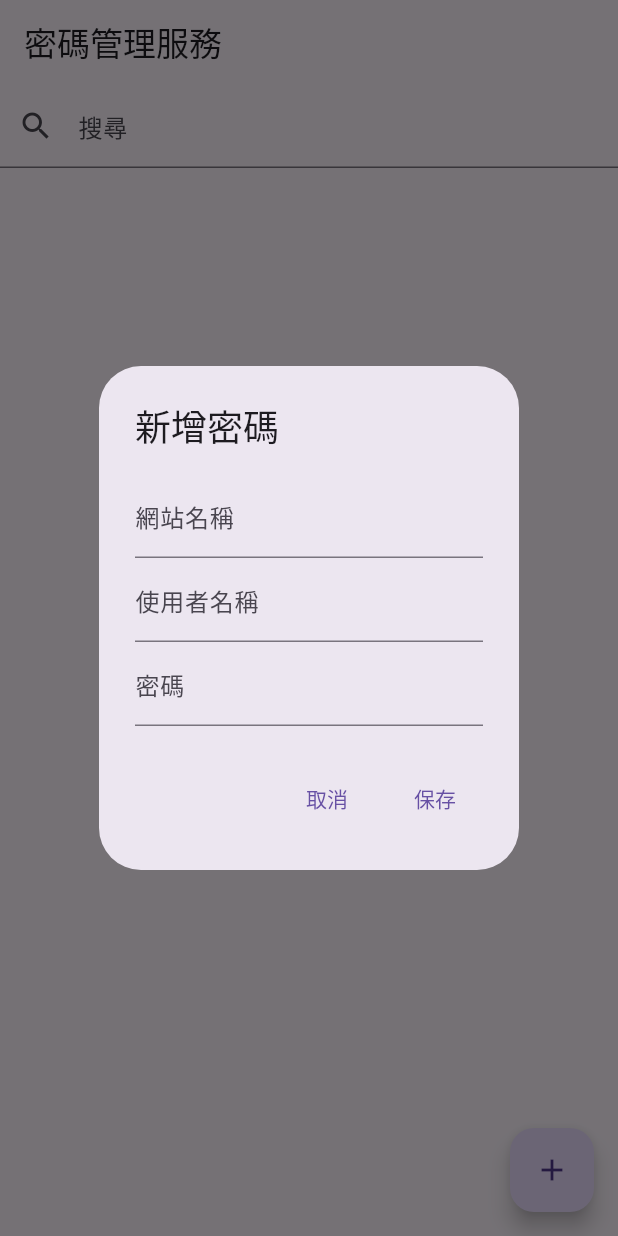
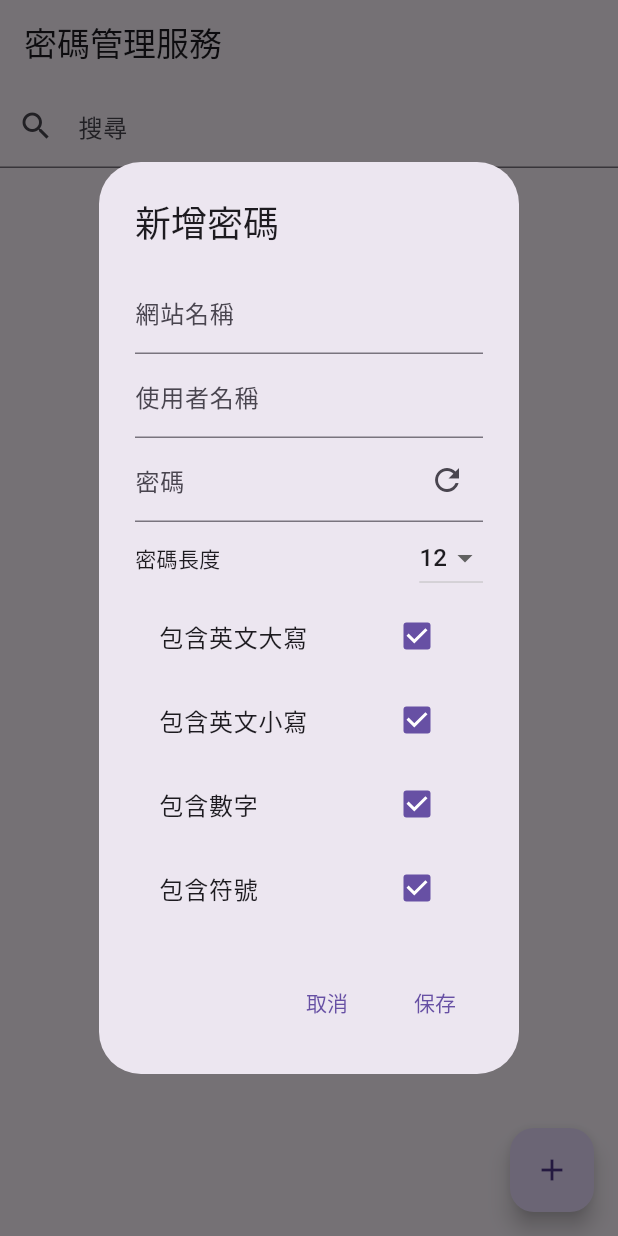
Before and after one commit to yo20703/password_manager, a Flutter app: the HomeScreen screen opened directly with empty values, after a tap on the "add" icon, on a phone screen of 412 x 824 dp. Run offline on Flutter 3.47's test engine with Material 3 defaults, Android fonts, the phone set to English and light mode, and no system bars; our stand-ins replace sqflite; accounts and stored records are empty.

Commit message:
隨機產生密碼

```diff
--- a/lib/view/HomeScreen.dart
+++ b/lib/view/HomeScreen.dart
@@ -1,3 +1,5 @@
+import 'dart:math';
+
 import 'package:flutter/material.dart';
 import 'package:password_manager/database/DatabaseHelper.dart';
 
@@ -110,63 +112,177 @@ class _HomeScreenState extends State<HomeScreen> {
   }
 
   void _showAddPasswordDialog() {
-    Map<String, dynamic> password =
-    {'user_id': userId, 'title': '', 'username': '', 'password': '', 'description': ''};
+    Map<String, dynamic> password = {
+      'user_id': userId,
+      'title': '',
+      'username': '',
+      'password': '',
+      'description': '',
+    };
+
+    TextEditingController _passwordController = TextEditingController();
+
+    int passwordLength = 12;
+    bool includeUppercase = true;
+    bool includeLowercase = true;
+    bool includeNumbers = true;
+    bool includeSymbols = true;
 
     showDialog(
       context: context,
       builder: (BuildContext context) {
+        return StatefulBuilder(
+          builder: (context, setState) {
             return AlertDialog(
               title: Text('新增密碼'),
-            content: Column(
+              content: SingleChildScrollView(
+                child: Column(
                   mainAxisSize: MainAxisSize.min,
                   children: [
                     TextFormField(
                       decoration: InputDecoration(
-                    labelText: '網站名稱'
+                        labelText: '網站名稱',
                       ),
-
-                  onChanged: (value){
-                    //todo 更改網站名稱
+                      onChanged: (value) {
                         password['title'] = value;
                       },
                     ),
                     TextFormField(
                       decoration: InputDecoration(
-                      labelText: '使用者名稱'
+                        labelText: '使用者名稱',
                       ),
-
-                  onChanged: (value){
+                      onChanged: (value) {
                         password['username'] = value;
                       },
                     ),
                     TextFormField(
+                      controller: _passwordController,
                       decoration: InputDecoration(
-                      labelText: '密碼'
+                        labelText: '密碼',
+                        suffixIcon: IconButton(
+                          icon: Icon(Icons.refresh),
+                          onPressed: () {
+                            setState(() {
+                              password['password'] = _generateRandomPassword(
+                                passwordLength,
+                                includeUppercase,
+                                includeLowercase,
+                                includeNumbers,
+                                includeSymbols,
+                              );
+                              _passwordController.text = password['password'];
+                            });
+                          },
                         ),
-
-                  onChanged: (value){
+                      ),
+                      onChanged: (value) {
                         password['password'] = value;
+                      },
+                    ),
+                    Row(
+                      mainAxisAlignment: MainAxisAlignment.spaceBetween,
+                      children: [
+                        Text('密碼長度'),
+                        DropdownButton<int>(
+                          value: passwordLength,
+                          onChanged: (int? value) {
+                            setState(() {
+                              passwordLength = value!;
+                            });
+                          },
+                          items: List.generate(21, (index) => index + 5)
+                              .map((length) {
+                            return DropdownMenuItem<int>(
+                              value: length,
+                              child: Text(length.toString()),
+                            );
+                          })
+                              .toList(),
+                        ),
+                      ],
+                    ),
+                    CheckboxListTile(
+                      title: Text('包含英文大寫'),
+                      value: includeUppercase,
+                      onChanged: (value) {
+                        setState(() {
+                          includeUppercase = value!;
+                        });
+                      },
+                    ),
+                    CheckboxListTile(
+                      title: Text('包含英文小寫'),
+                      value: includeLowercase,
+                      onChanged: (value) {
+                        setState(() {
+                          includeLowercase = value!;
+                        });
+                      },
+                    ),
+                    CheckboxListTile(
+                      title: Text('包含數字'),
+                      value: includeNumbers,
+                      onChanged: (value) {
+                        setState(() {
+                          includeNumbers = value!;
+                        });
+                      },
+                    ),
+                    CheckboxListTile(
+                      title: Text('包含符號'),
+                      value: includeSymbols,
+                      onChanged: (value) {
+                        setState(() {
+                          includeSymbols = value!;
+                        });
                       },
                     ),
                   ],
                 ),
+              ),
               actions: [
-              TextButton(onPressed: () {
+                TextButton(
+                  onPressed: () {
                     Navigator.of(context).pop();
-              }, child: Text('取消')
+                  },
+                  child: Text('取消'),
                 ),
-              TextButton(onPressed: () {
-                //todo 新增到陣列內
+                TextButton(
+                  onPressed: () {
                     _addPassword(password);
                     Navigator.of(context).pop();
-
-              }, child: Text('保存')
+                  },
+                  child: Text('保存'),
                 ),
               ],
             );
+          },
+        );
+      },
+    );
   }
-    );
+
+  String _generateRandomPassword(
+      int passwordLength,
+      bool includeUppercase,
+      bool includeLowercase,
+      bool includeNumber,
+      bool includeSymbols
+      ) {
+    const uppercaseChars = 'ABCDEFGHIJKLMNOPQRSTUVWXYZ';
+    const lowercaseChars = 'abcdefghijklmnopqrstuvwxyz';
+    const numberChars = '0123456789';
+    const symbolChars = '!@#\$%^&*()_+=<>?';
+
+    String chars = '';
+    if (includeUppercase) chars += uppercaseChars;
+    if (includeLowercase) chars += lowercaseChars;
+    if (includeNumber) chars += numberChars;
+    if (includeSymbols) chars += symbolChars;
+
+    final random = Random.secure();
+
+    return List.generate(passwordLength, (index) => chars[random.nextInt(chars.length)]).join();
   }
 
   @override
```
Lines whose indentation alone changed are shown as unchanged.
